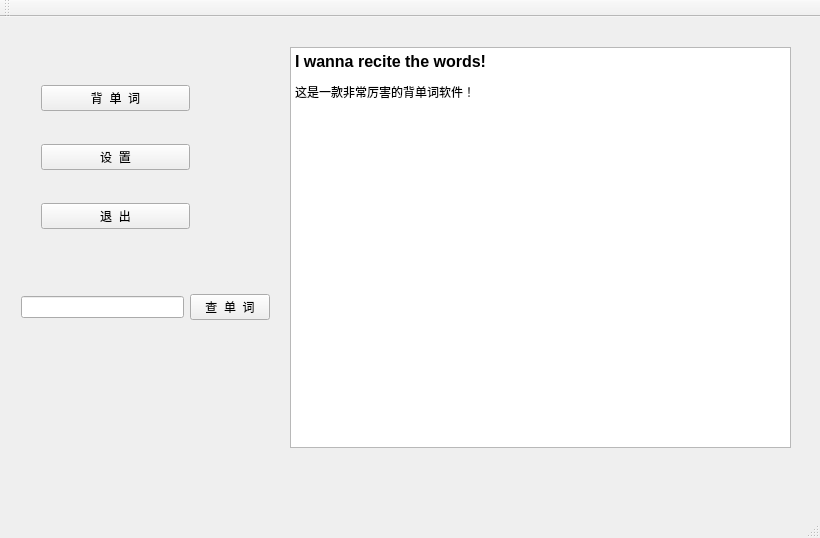
This is mainwindow.ui in OOPtaskgroup/dictionary as Qt 5 draws it before an edit. The edited form follows.
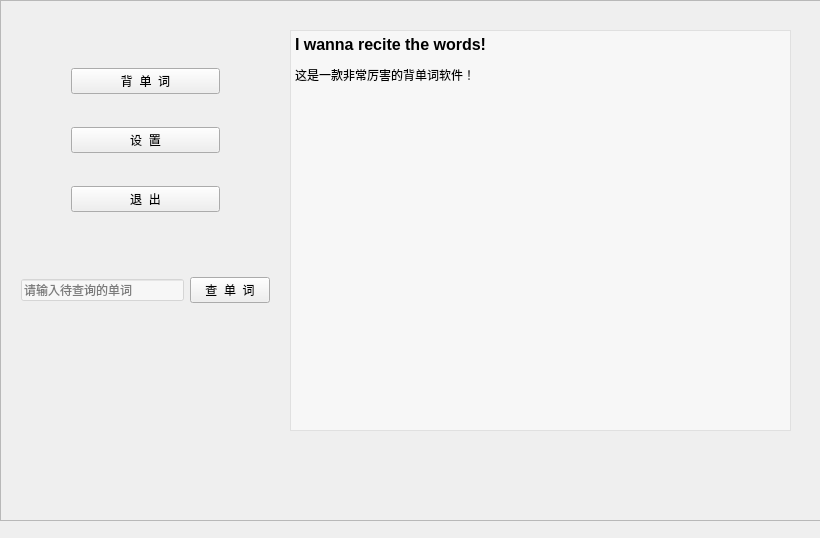
This is the edited form. Icons and pictures are not drawn.

Commit message: background added. modified by victorywys -- 5.4

What changed in the file:
```diff
--- a/mainwindow.ui
+++ b/mainwindow.ui
@@ -17,7 +17,7 @@
    <widget class="QWidget" name="verticalLayoutWidget">
     <property name="geometry">
      <rect>
-      <x>30</x>
+      <x>60</x>
       <y>30</y>
       <width>171</width>
       <height>221</height>
@@ -56,6 +56,12 @@
       <height>401</height>
      </rect>
     </property>
+    <property name="autoFillBackground">
+     <bool>false</bool>
+    </property>
+    <property name="styleSheet">
+     <string notr="true">background-color: rgba(255, 255, 255, 120);</string>
+    </property>
     <property name="html">
      <string>&lt;!DOCTYPE HTML PUBLIC &quot;-//W3C//DTD HTML 4.0//EN&quot; &quot;http://www.w3.org/TR/REC-html40/strict.dtd&quot;&gt;
 &lt;html&gt;&lt;head&gt;&lt;meta name=&quot;qrichtext&quot; content=&quot;1&quot; /&gt;&lt;style type=&quot;text/css&quot;&gt;
@@ -83,10 +89,43 @@
       </widget>
      </item>
      <item row="0" column="0">
-      <widget class="QLineEdit" name="wordEdit"/>
+      <widget class="QLineEdit" name="wordEdit">
+       <property name="styleSheet">
+        <string notr="true">background-color: rgba(255, 255, 255, 120);</string>
+       </property>
+       <property name="text">
+        <string/>
+       </property>
+       <property name="placeholderText">
+        <string>请输入待查询的单词</string>
+       </property>
+      </widget>
      </item>
     </layout>
    </widget>
+   <widget class="QFrame" name="frame">
+    <property name="geometry">
+     <rect>
+      <x>0</x>
+      <y>0</y>
+      <width>821</width>
+      <height>521</height>
+     </rect>
+    </property>
+    <property name="styleSheet">
+     <string notr="true">border-image: url(:/image/img/main_background.png);</string>
+    </property>
+    <property name="frameShape">
+     <enum>QFrame::StyledPanel</enum>
+    </property>
+    <property name="frameShadow">
+     <enum>QFrame::Raised</enum>
+    </property>
+   </widget>
+   <zorder>frame</zorder>
+   <zorder>verticalLayoutWidget</zorder>
+   <zorder>textBrowser</zorder>
+   <zorder>gridLayoutWidget</zorder>
   </widget>
   <widget class="QMenuBar" name="menuBar">
    <property name="geometry">
@@ -98,15 +137,6 @@
     </rect>
    </property>
   </widget>
-  <widget class="QToolBar" name="mainToolBar">
-   <attribute name="toolBarArea">
-    <enum>TopToolBarArea</enum>
-   </attribute>
-   <attribute name="toolBarBreak">
-    <bool>false</bool>
-   </attribute>
-  </widget>
-  <widget class="QStatusBar" name="statusBar"/>
  </widget>
  <layoutdefault spacing="6" margin="11"/>
  <resources/>
```
The commit also changes 8 other files.
